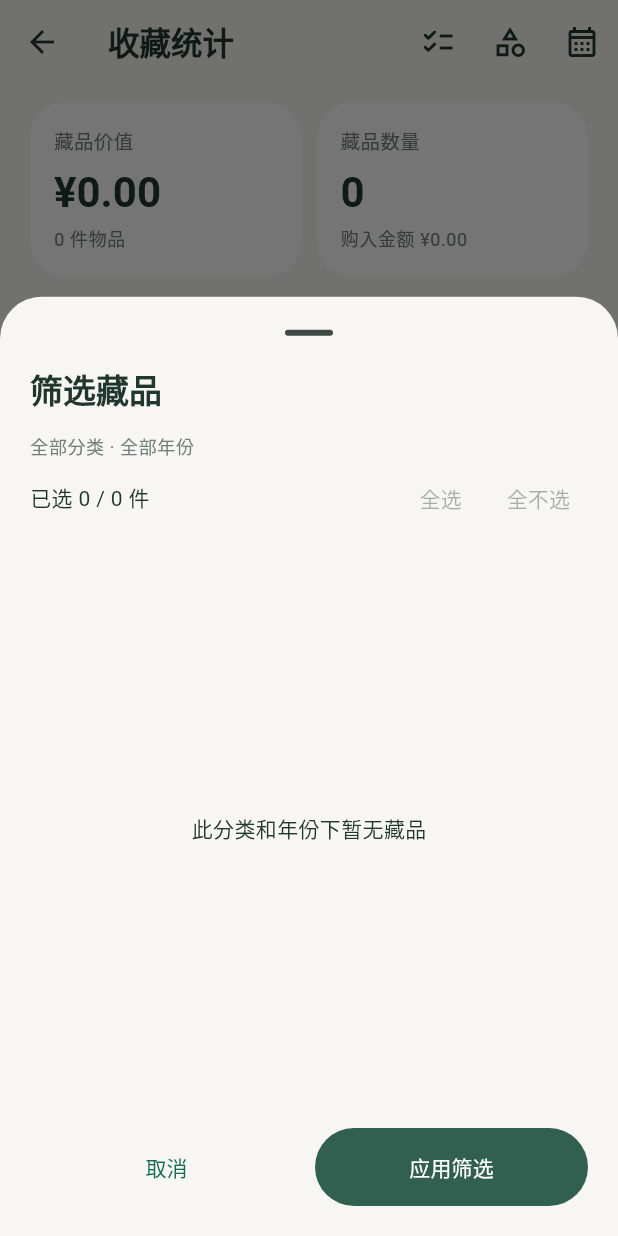
After one commit to lezebomb/Collect, a Flutter app: the CollectionScreen screen opened directly, item 2 of the bottom bar chosen, after a tap on the "checklist" icon, on a phone screen of 412 x 824 dp. The commit adds this screen. Run offline on Flutter 3.47's test engine with Material 3 defaults, Android fonts, the phone set to English and light mode, and no system bars; our stand-ins replace cached_network_image, file_picker, flutter_cache_manager, image_picker, supabase_flutter; missing offline and left inert: google_mlkit_text_recognition; accounts and stored records are empty.

Commit message:
Add individual statistics filters and outlined category chips

```diff
--- a/lib/screens/collection_screen.dart
+++ b/lib/screens/collection_screen.dart
@@ -798,6 +798,11 @@ class _CollectionScreenState extends State<CollectionScreen> {
           ],
           if (_tab == 1) ...[
             IconButton(
+              tooltip: '筛选藏品',
+              icon: const Icon(Icons.checklist_rounded),
+              onPressed: () => _statsKey.currentState?.chooseItems(),
+            ),
+            IconButton(
               tooltip: '筛选分类',
               icon: const Icon(Icons.category_outlined),
               onPressed: () => _statsKey.currentState?.chooseCategory(),
--- a/lib/screens/settings_screen.dart
+++ b/lib/screens/settings_screen.dart
@@ -547,6 +547,7 @@ class _SettingsScreenState extends State<SettingsScreen> {
                           for (final category in _categories)
                             CategoryChip(
                               label: category,
+                              outlined: true,
                               deleting: _pendingCategories.contains(category),
                               onTap: () {},
                               onLongPress: _heavyDisabled
--- a/lib/screens/stats_screen.dart
+++ b/lib/screens/stats_screen.dart
@@ -8,6 +8,7 @@ import '../models/collection_item.dart';
 import '../widgets/section_card.dart';
 import '../widgets/selection_sheet.dart';
 import '../widgets/monthly_spending_chart.dart';
+import '../widgets/stats_item_selection.dart';
 
 /// Reuse computed values when tab changes/search/selection rebuild the parent.
 /// The existing CollectionStats remains the source of all calculations.
@@ -40,6 +41,7 @@ class StatsScreen extends StatefulWidget {
 class StatsScreenState extends State<StatsScreen> {
   String? _category;
   int? _year;
+  final Set<String> _excludedIds = {};
   _DashboardStats? _cachedStats;
   Map<String, double>? _cachedMonthly;
 
@@ -47,6 +49,8 @@ class StatsScreenState extends State<StatsScreen> {
   void didUpdateWidget(covariant StatsScreen oldWidget) {
     super.didUpdateWidget(oldWidget);
     if (!identical(oldWidget.items, widget.items)) {
+      final available = widget.items.map((item) => item.id).toSet();
+      _excludedIds.removeWhere((id) => !available.contains(id));
       _cachedStats = null;
       _cachedMonthly = null;
     }
@@ -91,12 +95,49 @@ class StatsScreenState extends State<StatsScreen> {
     );
     if (value != null && mounted) {
       setState(() {
-        _category = value.isEmpty ? null : value;
+        final category = value.isEmpty ? null : value;
+        if (_category != category) _excludedIds.clear();
+        _category = category;
         _cachedStats = null;
         _cachedMonthly = null;
       });
     }
   }
+
+  bool _matchesScope(CollectionItem item) =>
+      (_category == null || item.category == _category) &&
+      (_year == null || (item.purchaseDate ?? item.createdAt).year == _year);
+
+  Future<void> chooseItems() async {
+    final candidates = widget.items.where(_matchesScope).toList();
+    final excluded = await showSelectionSheet<Set<String>>(
+      context: context,
+      title: '筛选藏品',
+      heightFraction: .76,
+      scrollable: false,
+      builder: (context) => StatsItemSelection(
+        items: candidates,
+        excludedIds: _excludedIds,
+        scope:
+            '${_category ?? '全部分类'} · ${_year == null ? '全部年份' : '$_year 年'}',
+      ),
+    );
+    if (excluded == null || !mounted) return;
+    setState(() {
+      final available = widget.items.map((item) => item.id).toSet();
+      _excludedIds
+        ..clear()
+        ..addAll(excluded.where(available.contains));
+      _cachedStats = null;
+      _cachedMonthly = null;
+    });
+  }
+
+  void _resetItems() => setState(() {
+    _excludedIds.clear();
+    _cachedStats = null;
+    _cachedMonthly = null;
+  });
 
   Future<void> chooseYear() async {
     final years =
@@ -132,19 +173,20 @@ class StatsScreenState extends State<StatsScreen> {
   Widget build(BuildContext context) {
     final stats = _cachedStats ??= _DashboardStats(
       CollectionStats(
-        widget.items.where((item) {
-          if (_category != null && item.category != _category) return false;
-          if (_year != null &&
-              (item.purchaseDate ?? item.createdAt).year != _year) {
-            return false;
-          }
-          return true;
-        }).toList(),
+        widget.items
+            .where(
+              (item) => _matchesScope(item) && !_excludedIds.contains(item.id),
+            )
+            .toList(),
       ),
     );
     final monthly = _cachedMonthly ??= CollectionStats(
       widget.items
-          .where((item) => _category == null || item.category == _category)
+          .where(
+            (item) =>
+                (_category == null || item.category == _category) &&
+                !_excludedIds.contains(item.id),
+          )
           .toList(),
     ).monthlySpending;
     return Center(
@@ -159,6 +201,23 @@ class StatsScreenState extends State<StatsScreen> {
                 style: Theme.of(context).textTheme.bodySmall,
               ),
               const SizedBox(height: 12),
+            ],
+            if (_excludedIds.isNotEmpty) ...[
+              Wrap(
+                spacing: 8,
+                crossAxisAlignment: WrapCrossAlignment.center,
+                children: [
+                  TextButton.icon(
+                    onPressed: chooseItems,
+                    icon: const Icon(Icons.checklist_rounded, size: 18),
+                    label: Text(
+                      '统计 ${stats.items.length} 件 · 已排除 ${_excludedIds.length} 件',
+                    ),
+                  ),
+                  TextButton(onPressed: _resetItems, child: const Text('恢复全部')),
+                ],
+              ),
+              const SizedBox(height: 8),
             ],
 
             Row(
--- a/lib/widgets/category_chip.dart
+++ b/lib/widgets/category_chip.dart
@@ -1,7 +1,6 @@
 import 'package:flutter/material.dart';
 
 import '../core/app_theme.dart';
-import '../core/app_ui.dart';
 
 class CategoryChip extends StatelessWidget {
   const CategoryChip({
@@ -12,6 +11,7 @@ class CategoryChip extends StatelessWidget {
     this.onLongPress,
     this.onDeleted,
     this.deleting = false,
+    this.outlined = false,
   });
 
   final String label;
@@ -20,6 +20,7 @@ class CategoryChip extends StatelessWidget {
   final VoidCallback? onLongPress;
   final VoidCallback? onDeleted;
   final bool deleting;
+  final bool outlined;
 
   @override
   Widget build(BuildContext context) {
@@ -29,8 +30,16 @@ class CategoryChip extends StatelessWidget {
     return Semantics(
       selected: selected,
       child: Material(
-        color: selected ? AppTheme.accent : Colors.white,
-        borderRadius: BorderRadius.circular(AppRadius.pill),
+        color: selected
+            ? AppTheme.accent
+            : outlined
+            ? const Color(0xFFF3F6F0)
+            : Colors.white,
+        shape: StadiumBorder(
+          side: outlined
+              ? BorderSide(color: AppTheme.accent.withValues(alpha: .22))
+              : BorderSide.none,
+        ),
         clipBehavior: Clip.antiAlias,
         child: InkWell(
           onTap: onTap,
--- /dev/null
+++ b/lib/widgets/stats_item_selection.dart
@@ -0,0 +1,128 @@
+import 'package:flutter/material.dart';
+
+import '../core/app_theme.dart';
+import '../core/app_ui.dart';
+import '../core/collection_options.dart';
+import '../models/collection_item.dart';
+
+/// Edits a local copy; dismissing the sheet leaves the dashboard unchanged.
+class StatsItemSelection extends StatefulWidget {
+  const StatsItemSelection({
+    super.key,
+    required this.items,
+    required this.excludedIds,
+    required this.scope,
+  });
+
+  final List<CollectionItem> items;
+  final Set<String> excludedIds;
+  final String scope;
+
+  @override
+  State<StatsItemSelection> createState() => _StatsItemSelectionState();
+}
+
+class _StatsItemSelectionState extends State<StatsItemSelection> {
+  late final Set<String> _excluded = {...widget.excludedIds};
+
+  @override
+  Widget build(BuildContext context) {
+    final selectedCount = widget.items
+        .where((item) => !_excluded.contains(item.id))
+        .length;
+    return Column(
+      crossAxisAlignment: CrossAxisAlignment.stretch,
+      children: [
+        Text(widget.scope, style: Theme.of(context).textTheme.bodySmall),
+        Wrap(
+          alignment: WrapAlignment.spaceBetween,
+          crossAxisAlignment: WrapCrossAlignment.center,
+          children: [
+            Text('已选 $selectedCount / ${widget.items.length} 件'),
+            Wrap(
+              children: [
+                TextButton(
+                  onPressed: widget.items.isEmpty
+                      ? null
+                      : () => setState(() {
+                          _excluded.removeAll(
+                            widget.items.map((item) => item.id),
+                          );
+                        }),
+                  child: const Text('全选'),
+                ),
+                TextButton(
+                  onPressed: widget.items.isEmpty
+                      ? null
+                      : () => setState(() {
+                          _excluded.addAll(widget.items.map((item) => item.id));
+                        }),
+                  child: const Text('全不选'),
+                ),
+              ],
+            ),
+          ],
+        ),
+        const SizedBox(height: AppSpacing.sm),
+        Expanded(
+          child: widget.items.isEmpty
+              ? const Center(child: Text('此分类和年份下暂无藏品'))
+              : ListView.separated(
+                  itemCount: widget.items.length,
+                  separatorBuilder: (_, _) => const SizedBox(height: 6),
+                  itemBuilder: (context, index) {
+                    final item = widget.items[index];
+                    final date = item.purchaseDate ?? item.createdAt;
+                    return Material(
+                      color: Colors.white,
+                      borderRadius: BorderRadius.circular(AppRadius.input),
+                      clipBehavior: Clip.antiAlias,
+                      child: CheckboxListTile(
+                        key: ValueKey('stats-item-${item.id}'),
+                        value: !_excluded.contains(item.id),
+                        onChanged: (selected) => setState(() {
+                          if (selected == true) {
+                            _excluded.remove(item.id);
+                          } else {
+                            _excluded.add(item.id);
+                          }
+                        }),
+                        controlAffinity: ListTileControlAffinity.leading,
+                        contentPadding: const EdgeInsets.only(
+                          left: 4,
+                          right: 12,
+                        ),
+                        title: Text(item.name),
+                        subtitle: Text(
+                          '${item.category} · ${date.year}年${date.month}月 · '
+                          '${item.priceCny == null ? '未记录价格' : money(item.priceCny!, 'CNY')}',
+                          style: Theme.of(context).textTheme.bodySmall,
+                        ),
+                        activeColor: AppTheme.accent,
+                      ),
+                    );
+                  },
+                ),
+        ),
+        const SizedBox(height: AppSpacing.md),
+        Row(
+          children: [
+            Expanded(
+              child: TextButton(
+                onPressed: () => Navigator.pop(context),
+                child: const Text('取消'),
+              ),
+            ),
+            const SizedBox(width: AppSpacing.sm),
+            Expanded(
+              child: FilledButton(
+                onPressed: () => Navigator.pop(context, _excluded),
+                child: const Text('应用筛选'),
+              ),
+            ),
+          ],
+        ),
+      ],
+    );
+  }
+}
```
Also changed, not shown: 3 other files.
